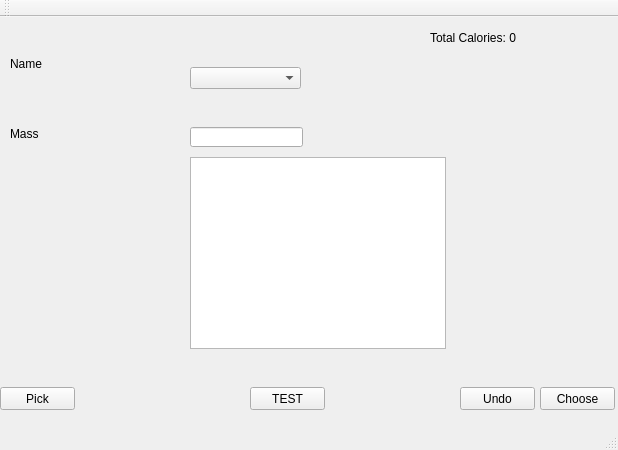
Qt form DietCalc/DietCalc.ui (Queslan/DietCalc) before a commit.
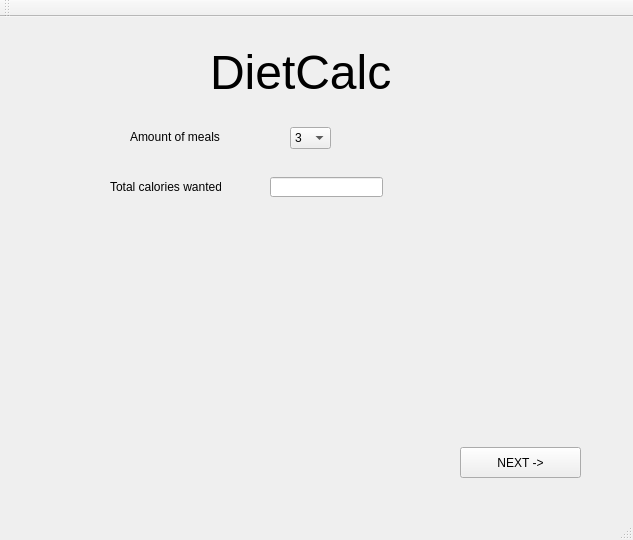
The same form after that commit.

```diff
--- a/DietCalc/DietCalc.ui
+++ b/DietCalc/DietCalc.ui
@@ -6,8 +6,8 @@
    <rect>
     <x>0</x>
     <y>0</y>
-    <width>618</width>
-    <height>450</height>
+    <width>633</width>
+    <height>540</height>
    </rect>
   </property>
   <property name="cursor">
@@ -20,124 +20,95 @@
    <widget class="QLabel" name="nameLabel">
     <property name="geometry">
      <rect>
-      <x>10</x>
-      <y>40</y>
-      <width>47</width>
-      <height>13</height>
-     </rect>
-    </property>
-    <property name="text">
-     <string>Name</string>
-    </property>
-   </widget>
-   <widget class="QLabel" name="massLabel">
-    <property name="geometry">
-     <rect>
-      <x>10</x>
-      <y>110</y>
-      <width>47</width>
-      <height>13</height>
-     </rect>
-    </property>
-    <property name="text">
-     <string>Mass</string>
-    </property>
-   </widget>
-   <widget class="QComboBox" name="itemBox">
-    <property name="geometry">
-     <rect>
-      <x>190</x>
-      <y>50</y>
+      <x>110</x>
+      <y>160</y>
       <width>111</width>
+      <height>20</height>
+     </rect>
+    </property>
+    <property name="text">
+     <string>Total calories wanted</string>
+    </property>
+   </widget>
+   <widget class="QLabel" name="titleLabel">
+    <property name="geometry">
+     <rect>
+      <x>210</x>
+      <y>10</y>
+      <width>181</width>
+      <height>91</height>
+     </rect>
+    </property>
+    <property name="text">
+     <string>&lt;html&gt;&lt;head/&gt;&lt;body&gt;&lt;p&gt;&lt;span style=&quot; font-size:36pt;&quot;&gt;DietCalc&lt;/span&gt;&lt;/p&gt;&lt;/body&gt;&lt;/html&gt;</string>
+    </property>
+   </widget>
+   <widget class="QPushButton" name="nextButton">
+    <property name="geometry">
+     <rect>
+      <x>460</x>
+      <y>430</y>
+      <width>121</width>
+      <height>31</height>
+     </rect>
+    </property>
+    <property name="text">
+     <string>NEXT -&gt;</string>
+    </property>
+   </widget>
+   <widget class="QComboBox" name="mealsBox">
+    <property name="geometry">
+     <rect>
+      <x>290</x>
+      <y>110</y>
+      <width>41</width>
       <height>22</height>
      </rect>
     </property>
+    <item>
+     <property name="text">
+      <string>3</string>
+     </property>
+    </item>
+    <item>
+     <property name="text">
+      <string>4</string>
+     </property>
+    </item>
+    <item>
+     <property name="text">
+      <string>5</string>
+     </property>
+    </item>
+    <item>
+     <property name="text">
+      <string>6</string>
+     </property>
+    </item>
    </widget>
    <widget class="QLabel" name="totalcaloriesLabel">
     <property name="geometry">
      <rect>
-      <x>430</x>
-      <y>0</y>
-      <width>131</width>
-      <height>41</height>
+      <x>130</x>
+      <y>110</y>
+      <width>101</width>
+      <height>20</height>
      </rect>
     </property>
     <property name="text">
-     <string>Total Calories: 0</string>
+     <string>Amount of meals</string>
     </property>
    </widget>
    <widget class="QLineEdit" name="massEdit">
     <property name="geometry">
      <rect>
-      <x>190</x>
-      <y>110</y>
+      <x>270</x>
+      <y>160</y>
       <width>113</width>
       <height>20</height>
      </rect>
     </property>
    </widget>
-   <widget class="QTextBrowser" name="contentsBrowser">
-    <property name="geometry">
-     <rect>
-      <x>190</x>
-      <y>140</y>
-      <width>256</width>
-      <height>192</height>
-     </rect>
-    </property>
-   </widget>
-   <widget class="QPushButton" name="pickButton">
-    <property name="geometry">
-     <rect>
-      <x>0</x>
-      <y>370</y>
-      <width>75</width>
-      <height>23</height>
-     </rect>
-    </property>
-    <property name="text">
-     <string>Pick</string>
-    </property>
-   </widget>
-   <widget class="QPushButton" name="undoButton">
-    <property name="geometry">
-     <rect>
-      <x>460</x>
-      <y>370</y>
-      <width>75</width>
-      <height>23</height>
-     </rect>
-    </property>
-    <property name="text">
-     <string>Undo</string>
-    </property>
-   </widget>
-   <widget class="QPushButton" name="chooseButton">
-    <property name="geometry">
-     <rect>
-      <x>540</x>
-      <y>370</y>
-      <width>75</width>
-      <height>23</height>
-     </rect>
-    </property>
-    <property name="text">
-     <string>Choose</string>
-    </property>
-   </widget>
-   <widget class="QPushButton" name="testButton">
-    <property name="geometry">
-     <rect>
-      <x>250</x>
-      <y>370</y>
-      <width>75</width>
-      <height>23</height>
-     </rect>
-    </property>
-    <property name="text">
-     <string>TEST</string>
-    </property>
-   </widget>
   </widget>
   <widget class="QMenuBar" name="menuBar">
    <property name="geometry">
```
Left out of the diff: 11 changed lines with no effect on the pictures.
